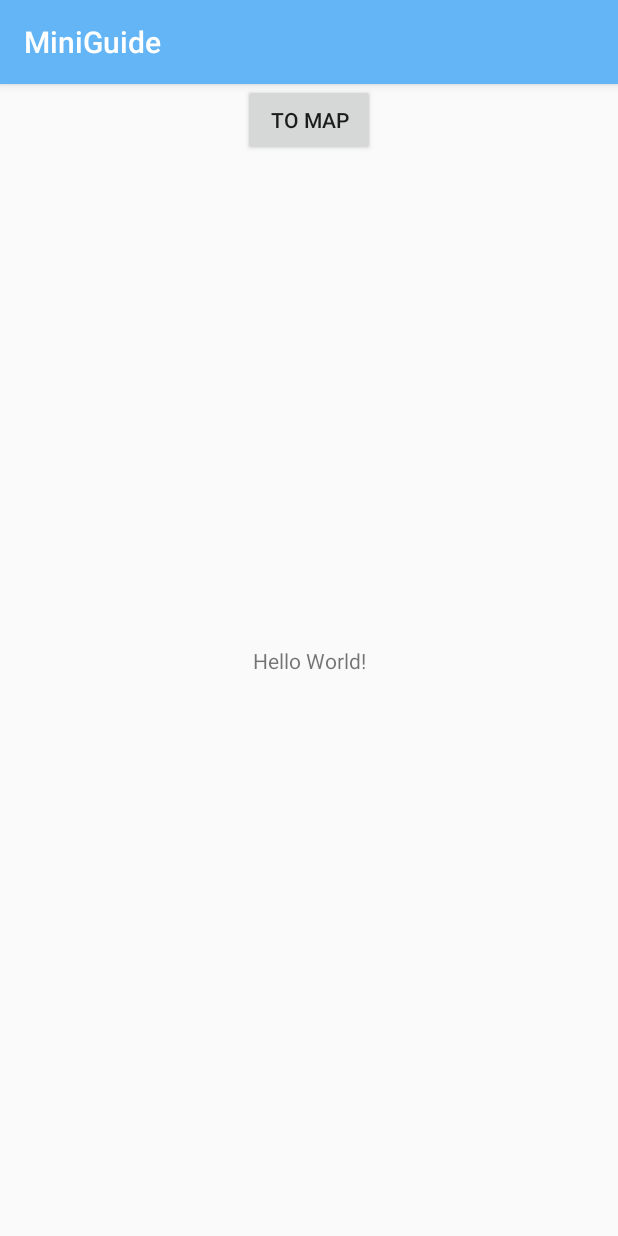
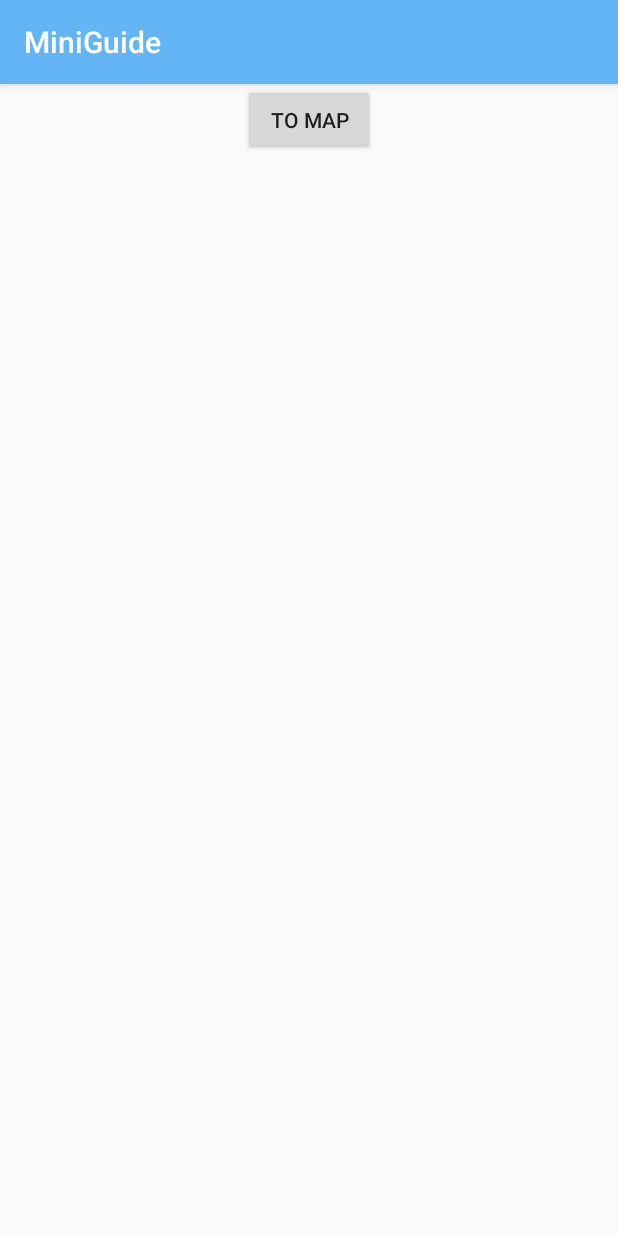
Before and after one commit to DinaShafeeva/MiniGuide, an Android app: the screen it shows after launch (MainActivity), on a phone screen of 412 x 824 dp. Run offline under Robolectric (Android 15) with nearby library versions, the phone set to English and light mode, and no system bars.

```diff
--- a/app/src/main/res/layout/activity_main.xml
+++ b/app/src/main/res/layout/activity_main.xml
@@ -5,15 +5,6 @@
     android:layout_width="match_parent"
     android:layout_height="match_parent"
     tools:context=".MainActivity">
-
-    <TextView
-        android:layout_width="wrap_content"
-        android:layout_height="wrap_content"
-        android:text="Hello World!"
-        app:layout_constraintBottom_toBottomOf="parent"
-        app:layout_constraintLeft_toLeftOf="parent"
-        app:layout_constraintRight_toRightOf="parent"
-        app:layout_constraintTop_toTopOf="parent" />
 
     <Button
         android:id="@+id/button"
```
Also changed, not shown: app/src/main/java/com/example/miniguide/ui/MapActivity.kt (+24 -10 lines).
